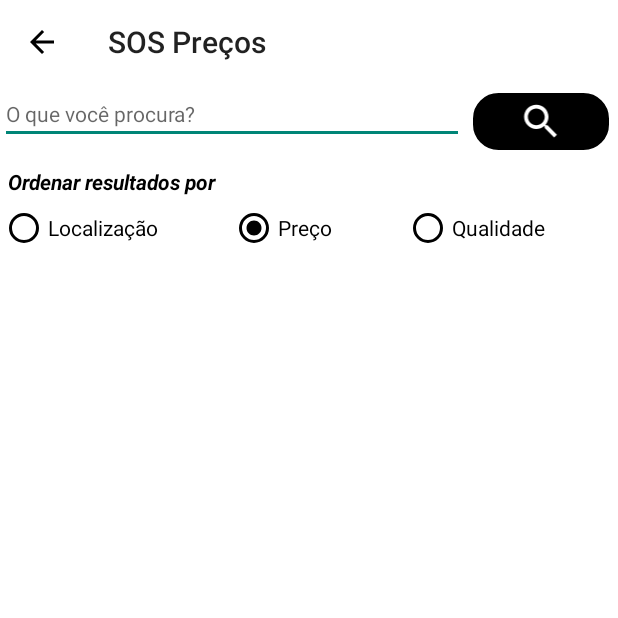
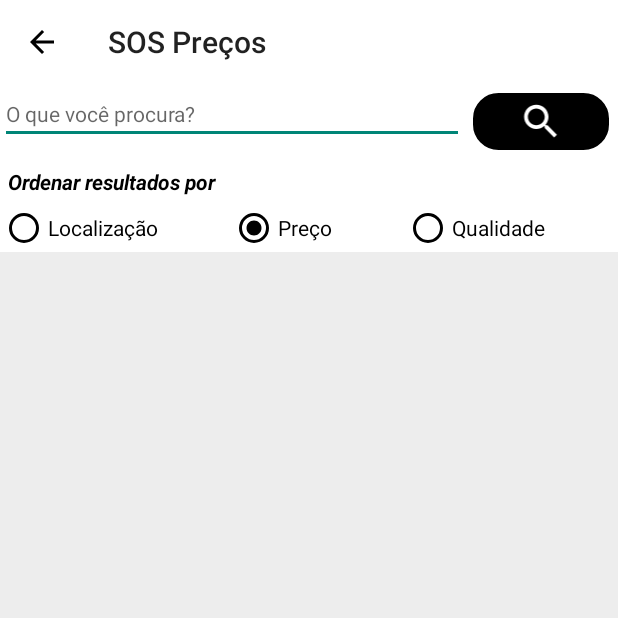
Before and after one commit to andreybrugnera/sos-precos, an Android app: the SearchActivity screen opened directly, with no data from a screen before it, on a phone screen of 412 x 824 dp, the top half of it. Run offline under Robolectric (Android 15) with nearby library versions, the phone set to English and light mode, and no system bars; our stand-ins replace Firebase (no records; nobody signed in at launch, a user with empty details on screens opened directly); libraries missing offline, so code that uses them is left out: com.firebase.geofire, com.google.maps.android.

Commit message:
Changed search list background color

```diff
--- a/app/src/main/res/layout/activity_search.xml
+++ b/app/src/main/res/layout/activity_search.xml
@@ -107,7 +107,8 @@
 
     <LinearLayout
         android:layout_width="match_parent"
-        android:layout_height="wrap_content"
+        android:layout_height="match_parent"
+        android:background="@color/list_background_color"
         android:gravity="center_horizontal"
         android:orientation="vertical"
         android:paddingBottom="@dimen/activity_vertical_margin"
@@ -121,7 +122,7 @@
             android:layout_height="match_parent"
             android:alpha="1.0"
             android:animateLayoutChanges="true"
-            android:background="#FFFFFF"
+            android:background="@color/list_background_color"
             android:visibility="gone">
 
             <ProgressBar
@@ -137,7 +138,7 @@
             android:id="@+id/list_view"
             android:layout_width="match_parent"
             android:layout_height="match_parent"
-            android:divider="@color/background_color"
+            android:divider="@color/list_background_color"
             android:dividerHeight="8dp" />
 
     </LinearLayout>
--- a/app/src/main/res/values/colors.xml
+++ b/app/src/main/res/values/colors.xml
@@ -8,5 +8,6 @@
     <color name="button_background_color">#000000</color>
     <color name="link_text_color">#000000</color>
     <color name="focused_button_color">#ABABAB</color>
-    <color name="pressed_button_color">#ABABAB</color>
+    <color name="pressed_button_color">#EBEBEB</color>
+    <color name="list_background_color">#EDEDED</color>
 </resources>
```
